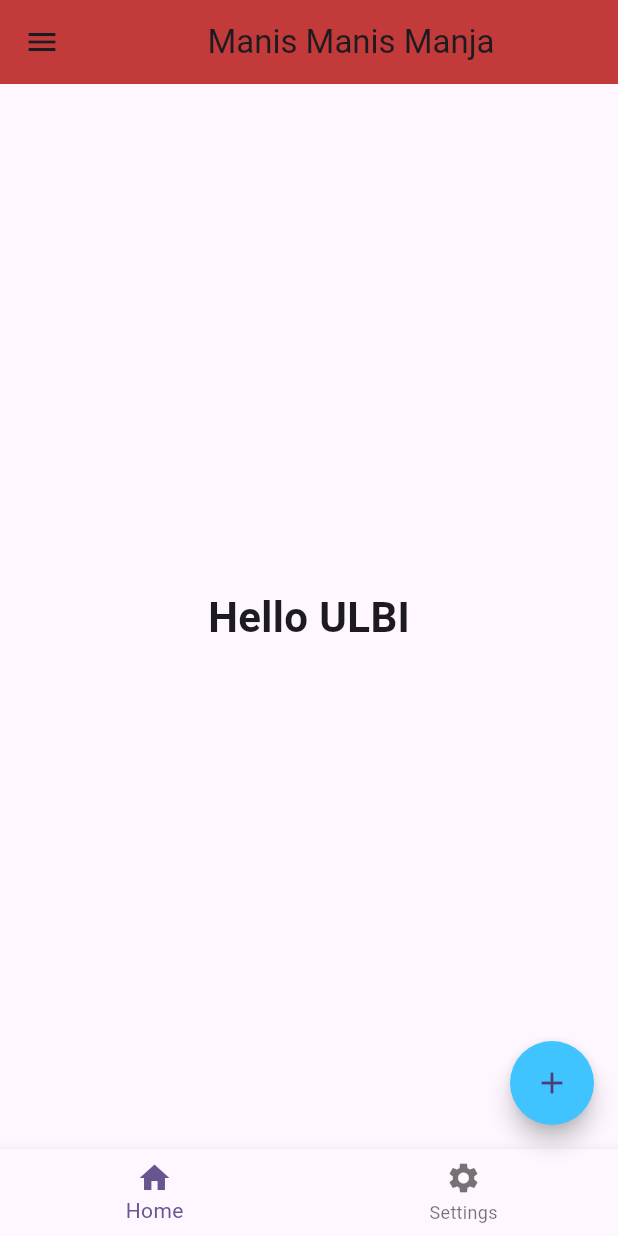
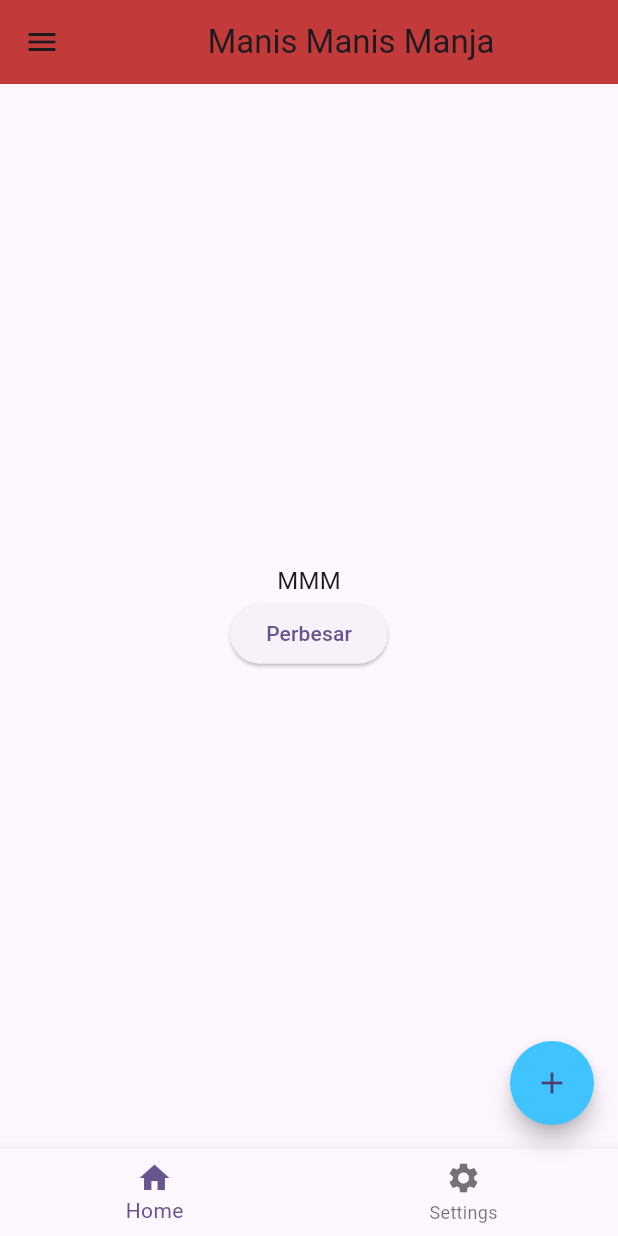
Before and after one commit to ridwanhakimr/PemrogramanIV_714240050, a Flutter app: the HomePage screen opened directly, on a phone screen of 412 x 824 dp. Run offline on Flutter 3.47's test engine with Material 3 defaults, Android fonts, the phone set to English and light mode, and no system bars.

Commit message:
feat: implementasi StatefulWidget BiggerText dengan interaksi perbesar dan perkecil teks

```diff
--- a/Pertemuan03/Praktikum/latihan_pertemuan3/lib/material_page.dart
+++ b/Pertemuan03/Praktikum/latihan_pertemuan3/lib/material_page.dart
@@ -18,9 +18,9 @@ class HomePage extends StatelessWidget {
           ],
         ),
       ),
-      body: const Center(
-        child: Heading(
-          text: 'Hello ULBI',
+      body: Center(
+        child: BiggerText(
+          teks: 'MMM',
         ),
       ),
       floatingActionButton: FloatingActionButton(onPressed: () {},
@@ -54,3 +54,44 @@ class Heading extends StatelessWidget {
     );
   }
 }
+
+class BiggerText extends StatefulWidget {
+  final String teks;
+
+  const BiggerText({
+    Key? key,
+    required this.teks,
+  }) : super(key: key);
+
+  @override
+  State<BiggerText> createState() => _BiggerTextState();
+}
+
+class _BiggerTextState extends State<BiggerText> {
+  double _textSize = 16.0;
+
+  @override
+  Widget build(BuildContext context) {
+    return Column(
+      mainAxisAlignment: MainAxisAlignment.center,
+      children: <Widget>[
+        Text(
+          widget.teks,
+          style: TextStyle(
+            fontSize: _textSize,
+          ),
+        ),
+        ElevatedButton(
+          child: Text(
+            _textSize == 16.0 ? "Perbesar" : "Perkecil",
+          ),
+          onPressed: () {
+            setState(() {
+              _textSize = _textSize == 16.0 ? 32.0 : 16.0;
+            });
+          },
+        ),
+      ],
+    );
+  }
+}
```
